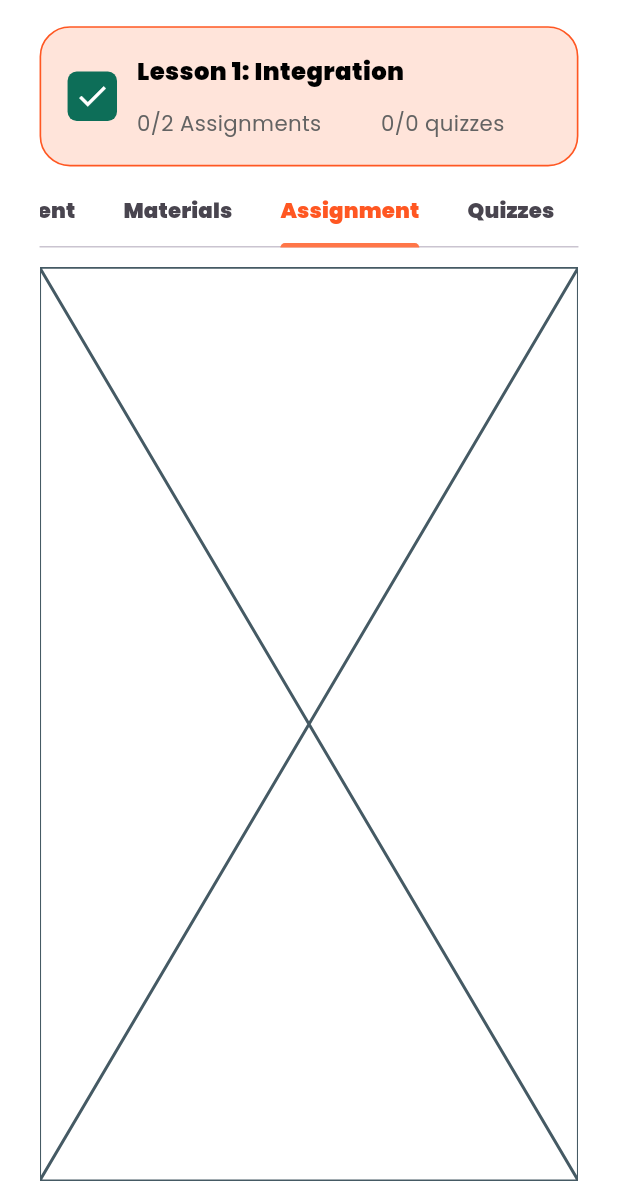
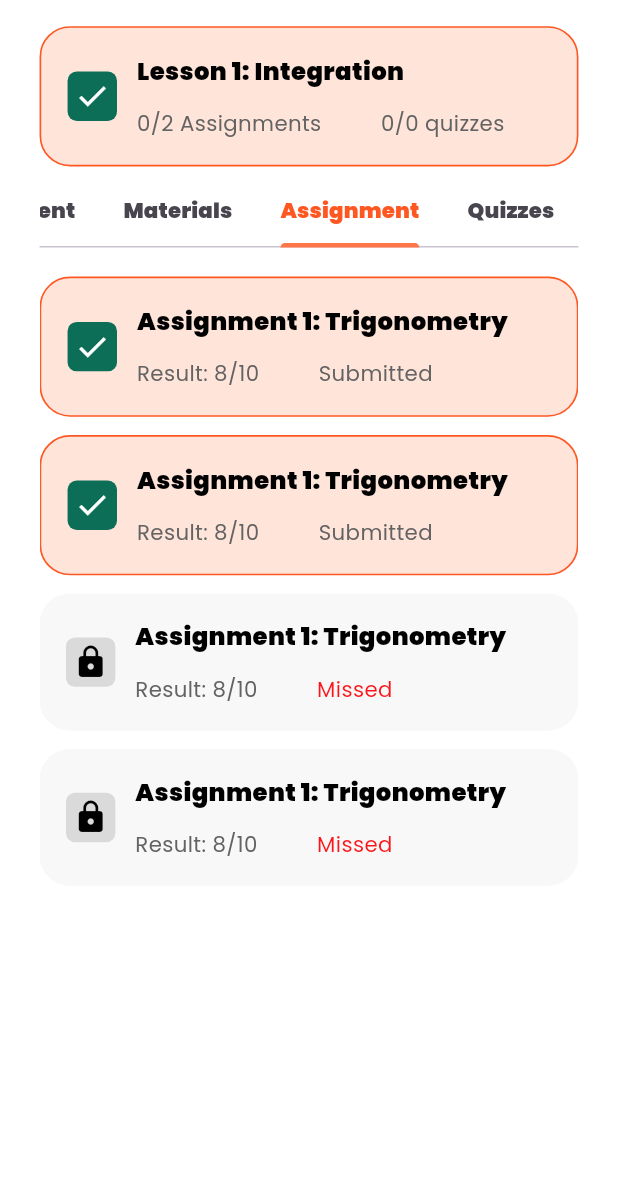
Before and after one commit to Ztrios/Learning-Management, a Flutter app: the LessionContentPage screen opened directly, tab 3 chosen, on a phone screen of 412 x 824 dp, the part 55-1236 px from its top. Run offline on Flutter 3.47's test engine with Material 3 defaults, Android fonts, the phone set to English and light mode, and no system bars; drawn by our look-alikes of toastification; our stand-ins replace awesome_notifications, cached_network_image, dartz, date_picker_timeline, dio, equatable and 17 more; accounts and stored records are empty; network calls fail.

Commit message:
:art:[Interface]: Assignment tab view ui design completed.

```diff
--- a/lib/features/lessons/presentation/pages/tab_view/assignments_tab_view.dart
+++ b/lib/features/lessons/presentation/pages/tab_view/assignments_tab_view.dart
@@ -1,10 +1,20 @@
 import 'package:flutter/material.dart';
+import 'package:learning_management/features/lessons/presentation/widgets/item_view/assignments_item_view.dart';
 
 class AssignmentsTabView extends StatelessWidget {
   const AssignmentsTabView({super.key});
 
   @override
   Widget build(BuildContext context) {
-    return const Placeholder();
+    return ListView.builder(
+      itemCount: 4,
+        itemBuilder: (context,index){
+          return AssignmentItemView(
+              title: "Assignment 1: Trigonometry",
+              isCompleted: index < 2,
+              status: index >= 2 ? "Missed" : "Submitted",
+          );
+        }
+    );
   }
 }
--- /dev/null
+++ b/lib/features/lessons/presentation/widgets/item_view/assignments_item_view.dart
@@ -0,0 +1,84 @@
+import 'package:flutter/material.dart';
+import 'package:flutter_screenutil/flutter_screenutil.dart';
+import 'package:learning_management/core/utils/styles/app_colors.dart';
+import 'package:learning_management/core/utils/ui_helpers/spacing.dart';
+import 'package:learning_management/core/utils/ui_helpers/ui_helpers.dart';
+
+class AssignmentItemView extends StatelessWidget {
+  final String title;
+  final String status;
+  final bool isCompleted;
+
+  const AssignmentItemView({
+    super.key,
+    required this.title,
+    required this.status,
+    required this.isCompleted,
+  });
+
+  @override
+  Widget build(BuildContext context) {
+    return Container(
+      width: double.infinity,
+      margin: paddingV6,
+      padding: padding16,
+      decoration: BoxDecoration(
+        color: (isCompleted ? AppColors.deepOrange : Color(0xFFDADADA))
+            .withValues(alpha: 0.2),
+        borderRadius: radius20,
+        border: isCompleted
+            ? Border.all(width: 1.w, color: Colors.deepOrange)
+            : null,
+      ),
+      child: Row(
+        children: [
+
+          Container(
+            width: 30.w,
+            height: 30.w,
+            decoration: BoxDecoration(
+              color: isCompleted ? AppColors.deepGreen : Color(0xFFDADADA),
+              borderRadius: radius6,
+            ),
+            child: Icon(
+              isCompleted ? Icons.check : Icons.lock,
+              color: isCompleted ? Colors.white : Colors.black,
+            ),
+          ),
+
+
+          gap12,
+
+          Column(
+            crossAxisAlignment: crossStart,
+            children: [
+              Text(
+                title,
+                style: AppTextStyles.titleMedium.copyWith(
+                  fontWeight: FontWeight.w900,
+                ),
+              ),
+
+              gap12,
+
+              Row(
+                children: [
+                  Text("Result: 8/10", style: AppTextStyles.bodyMedium),
+
+                  gap36,
+
+                  Text(
+                  status,
+                      style: AppTextStyles.bodyMedium.copyWith(
+                        color: status == "Missed" ? AppColors.errorRed : null
+                      )
+                  ),
+                ],
+              ),
+            ],
+          ),
+        ],
+      ),
+    );
+  }
+}
```
